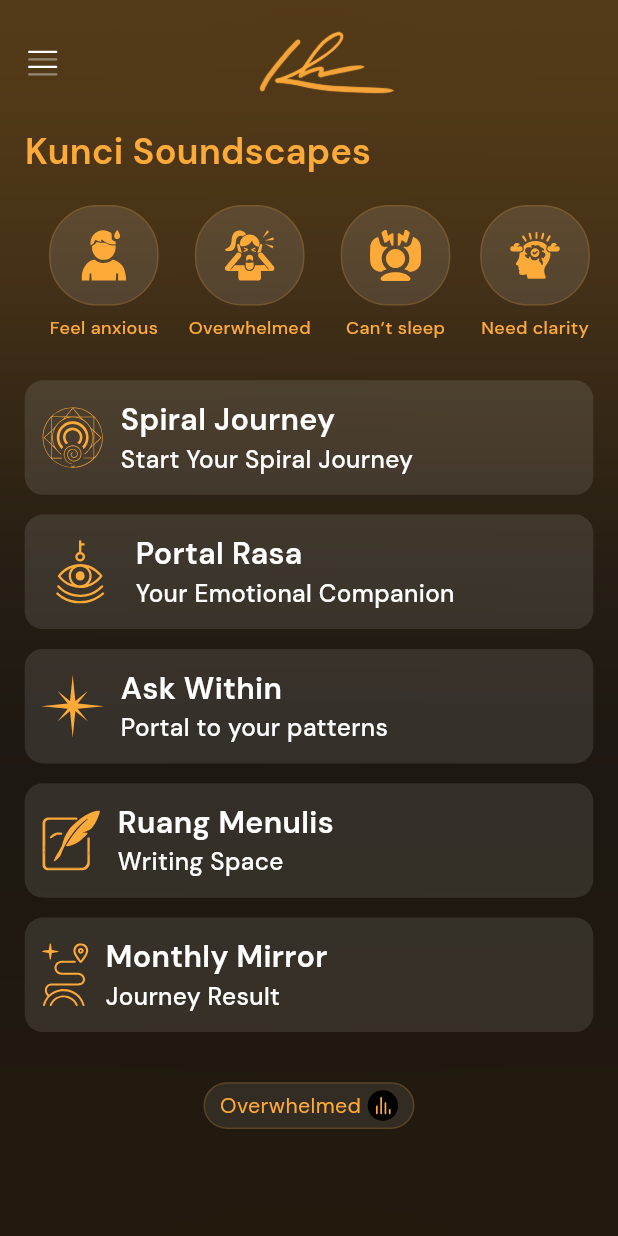
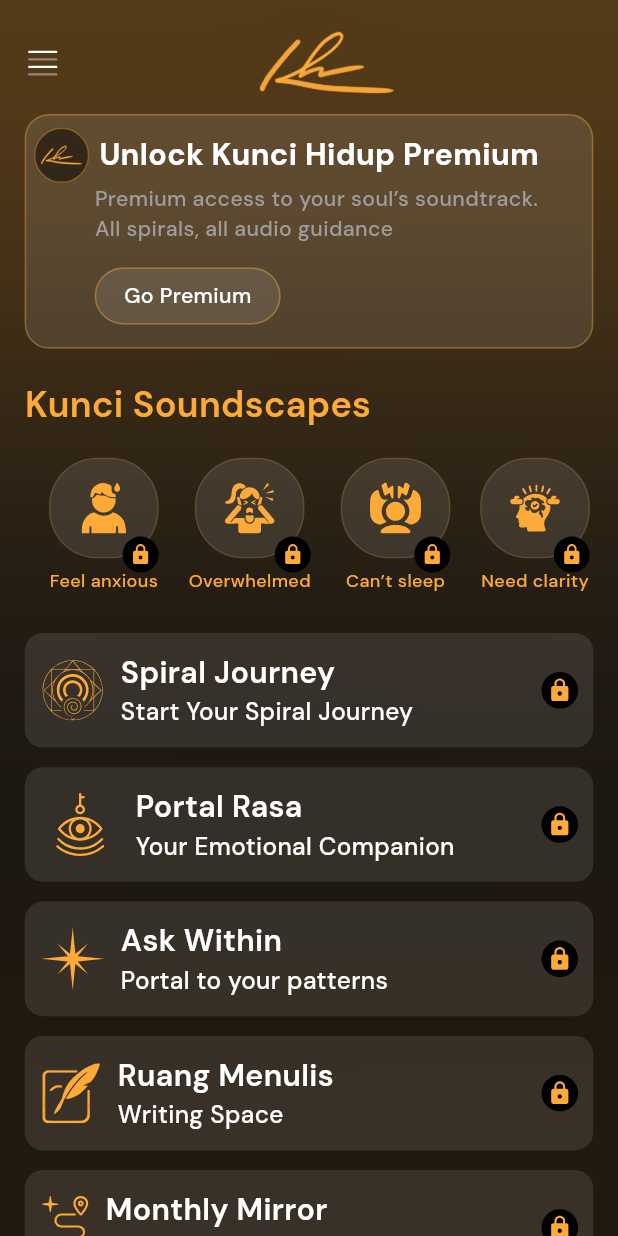
Before and after one commit to S4K1L/Kunchi-Hidup, a Flutter app: the screen it shows after launch, after a tap on "Login as Guest", on a phone screen of 412 x 824 dp. Run offline on Flutter 3.47's test engine with Material 3 defaults, Android fonts, the light colour scheme and no system bars; our stand-ins replace cached_network_image, fl_chart, flutter_screenutil, flutter_svg, get, image_cropper and 3 more; accounts and stored records are empty; project files that could hold a hidden picture were left out.

```diff
--- a/lib/main.dart
+++ b/lib/main.dart
@@ -1,4 +1,3 @@
-import 'package:audio_service/audio_service.dart';
 import 'package:flutter_screenutil/flutter_screenutil.dart';
 import 'package:kunci_hidup/themes/dark_theme.dart';
 import 'package:kunci_hidup/utils/app_constants.dart';
@@ -14,15 +13,16 @@ import 'helpers/route.dart';
 
 void main() async {
   WidgetsFlutterBinding.ensureInitialized();
+  PaintingBinding.instance.imageCache.maximumSize = 200;
 
-  print('Starting dependency injection');
+  debugPrint('Starting dependency injection');
   Map<String, Map<String, String>> languages = await di.init();
-  print('Dependency injection complete');
+  debugPrint('Dependency injection complete');
 
   SystemChrome.setPreferredOrientations([DeviceOrientation.portraitUp]);
 
   runApp(MyApp(languages: languages));
-  print('App started');
+  debugPrint('App started');
 }
 
 class MyApp extends StatelessWidget {
--- a/lib/views/screens/auth/confirm.dart
+++ b/lib/views/screens/auth/confirm.dart
@@ -3,7 +3,7 @@ import 'package:flutter_screenutil/flutter_screenutil.dart';
 import 'package:get/get.dart';
 import 'package:kunci_hidup/views/base/continue_button.dart';
 import 'package:kunci_hidup/views/base/custom_scaffold.dart';
-import 'package:kunci_hidup/views/screens/onboarding/welcome.dart';
+import 'package:kunci_hidup/views/screens/onboarding/onboarding_welcome.dart';
 import '../../../utils/custom_svg.dart';
 import '../../base/agree_and_term_widgets.dart';
 
@@ -56,7 +56,7 @@ class ConfirmPage extends StatelessWidget {
               CustomContinueButton(
                 title: "Continue",
                 onPress: () {
-                  Get.to(() => WelcomePage());
+                  Get.to(() => OnboardingWelcomePage());
                 },
               ),
             ],
--- a/lib/views/screens/auth/sign_in_option.dart
+++ b/lib/views/screens/auth/sign_in_option.dart
@@ -99,7 +99,7 @@ class SignInOption extends StatelessWidget {
                   SizedBox(height: 12.h),
                   CustomAuthButton(
                     onPress: () {
-                      Get.to(() => HomePage());
+                      Get.offAll(() => HomePage());
                     },
                     logo: '',
                     title: 'Login as Guest ',
--- a/lib/views/screens/home/home.dart
+++ b/lib/views/screens/home/home.dart
@@ -20,11 +20,10 @@ import 'music_player.dart';
 class HomePage extends StatelessWidget {
   const HomePage({super.key});
 
-  final bool isExpire = false;
+  final bool isExpire = true;
 
   @override
   Widget build(BuildContext context) {
-    // Two lists: one for icons, one for titles
     final List<String> assets = [
       'anxious',
       'overwhelmed',
@@ -178,46 +177,46 @@ class HomePage extends StatelessWidget {
                 },
               ),
               SizedBox(height: 20.h),
-              Align(
-                alignment: Alignment.center,
-                child: Container(
-                  width: 128.w,
-                  decoration: BoxDecoration(
-                    borderRadius: BorderRadius.circular(32.r),
-                    color: AppColors.white.withOpacity(.08),
-                    border: Border.all(
-                      color: AppColors.primaryColor.withOpacity(.19),
-                    ),
-                  ),
-                  child: Padding(
-                    padding: EdgeInsets.symmetric(vertical: 4.w),
-                    child: Row(
-                      crossAxisAlignment: CrossAxisAlignment.center,
-                      mainAxisAlignment: MainAxisAlignment.center,
-                      children: [
-                        Text(
-                          "Overwhelmed",
-                          style: TextStyle(
-                            fontSize: 14.sp,
-                            fontWeight: FontWeight.w400,
-                            fontFamily: 'DMSans',
-                            color: AppColors.primaryColor,
-                          ),
-                        ),
-                        SizedBox(width: 4.w),
-                        CircleAvatar(
-                          radius: 10.r,
-                          backgroundColor: AppColors.black,
-                          child: CustomSvg(
-                            asset: "assets/icons/categorySelected.svg",
-                            width: 10.w,
-                          ),
-                        ),
-                      ],
-                    ),
-                  ),
-                ),
-              ),
+              // Align(
+              //   alignment: Alignment.center,
+              //   child: Container(
+              //     width: 128.w,
+              //     decoration: BoxDecoration(
+              //       borderRadius: BorderRadius.circular(32.r),
+              //       color: AppColors.white.withOpacity(.08),
+              //       border: Border.all(
+              //         color: AppColors.primaryColor.withOpacity(.19),
+              //       ),
+              //     ),
+              //     child: Padding(
+              //       padding: EdgeInsets.symmetric(vertical: 4.w),
+              //       child: Row(
+              //         crossAxisAlignment: CrossAxisAlignment.center,
+              //         mainAxisAlignment: MainAxisAlignment.center,
+              //         children: [
+              //           Text(
+              //             "Overwhelmed",
+              //             style: TextStyle(
+              //               fontSize: 14.sp,
+              //               fontWeight: FontWeight.w400,
+              //               fontFamily: 'DMSans',
+              //               color: AppColors.primaryColor,
+              //             ),
+              //           ),
+              //           SizedBox(width: 4.w),
+              //           CircleAvatar(
+              //             radius: 10.r,
+              //             backgroundColor: AppColors.black,
+              //             child: CustomSvg(
+              //               asset: "assets/icons/categorySelected.svg",
+              //               width: 10.w,
+              //             ),
+              //           ),
+              //         ],
+              //       ),
+              //     ),
+              //   ),
+              // ),
             ],
           ),
         ),
@@ -361,7 +360,7 @@ class HomePage extends StatelessWidget {
                       Get.to(() => SubscriptionsPage());
                     },
                   ),
-                  PopupMenuItem(
+                  if (isExpire == false)PopupMenuItem(
                     child: Text(
                       "Monthly Spiral Reflection",
                       style: TextStyle(
--- a/lib/views/screens/home/list_page/journal_list.dart
+++ b/lib/views/screens/home/list_page/journal_list.dart
@@ -123,7 +123,7 @@ class JournalList extends StatelessWidget {
         padding: EdgeInsets.symmetric(horizontal: 15.w, vertical: 30.w),
         child: Row(
           mainAxisAlignment: MainAxisAlignment.spaceBetween,
-          crossAxisAlignment: CrossAxisAlignment.start,
+          crossAxisAlignment: CrossAxisAlignment.center,
           children: [
             GestureDetector(
               onTap: () => Get.back(),
--- a/lib/views/screens/home/music_player.dart
+++ b/lib/views/screens/home/music_player.dart
@@ -18,9 +18,6 @@ class MusicPlayer extends StatefulWidget {
 
 class _MusicPlayerState extends State<MusicPlayer> {
   final MusicPlayerController controller = Get.put(MusicPlayerController());
-
-  late Stream<Duration> _positionStream;
-  late Stream<Duration?> _durationStream;
 
   @override
   void initState() {
@@ -102,6 +99,7 @@ class _MusicPlayerState extends State<MusicPlayer> {
                 child: Container(
                   decoration: BoxDecoration(
                       borderRadius: BorderRadius.circular(22.r),
+                      // ignore: deprecated_member_use
                       color: Colors.white.withOpacity(.10),
                       border: Border.all(color: AppColors.primaryColor.withOpacity(.40))
                   ),
--- a/lib/views/screens/onboarding/chakra_details.dart
+++ b/lib/views/screens/onboarding/chakra_details.dart
@@ -8,7 +8,7 @@ import 'package:kunci_hidup/views/screens/onboarding/voice_chakra.dart';
 import '../../../utils/app_colors.dart';
 
 class ChakraDetails extends StatelessWidget {
-   ChakraDetails({super.key});
+   const ChakraDetails({super.key});
 
   @override
   Widget build(BuildContext context) {
--- a/lib/views/screens/onboarding/voice_chakra.dart
+++ b/lib/views/screens/onboarding/voice_chakra.dart
@@ -93,7 +93,7 @@ class VoiceChakra extends StatelessWidget {
                               backgroundColor: AppColors.primaryColor.withOpacity(.21),
                               child: Icon(Icons.play_arrow_rounded,color: AppColors.primaryColor,size: 27.sp),
                             ),
-                             SizedBox(width: 11.w),
+                             SizedBox(width: 10.w),
                              Text(
                               "Dengarkan Pesan Penyembuhan",
                               style: TextStyle(
@@ -101,6 +101,8 @@ class VoiceChakra extends StatelessWidget {
                                 fontWeight: FontWeight.w600,
                                 fontFamily: 'DMSans',
                                 color: Colors.white,
+                                letterSpacing: -0.3,
+                                overflow: TextOverflow.ellipsis
                               ),
                               textAlign: TextAlign.center,
                             ),
```
Also changed, not shown: lib/views/screens/home/list_page/journal_details.dart (+4 -3 lines), lib/views/screens/onboarding/onboarding_welcome.dart (renamed from lib/views/screens/onboarding/welcome.dart, +4 -5 lines), lib/views/screens/onboarding/play_audio.dart (+5 -9 lines), lib/views/screens/onboarding/question/question.dart (+32 -16 lines), 1 other file.
